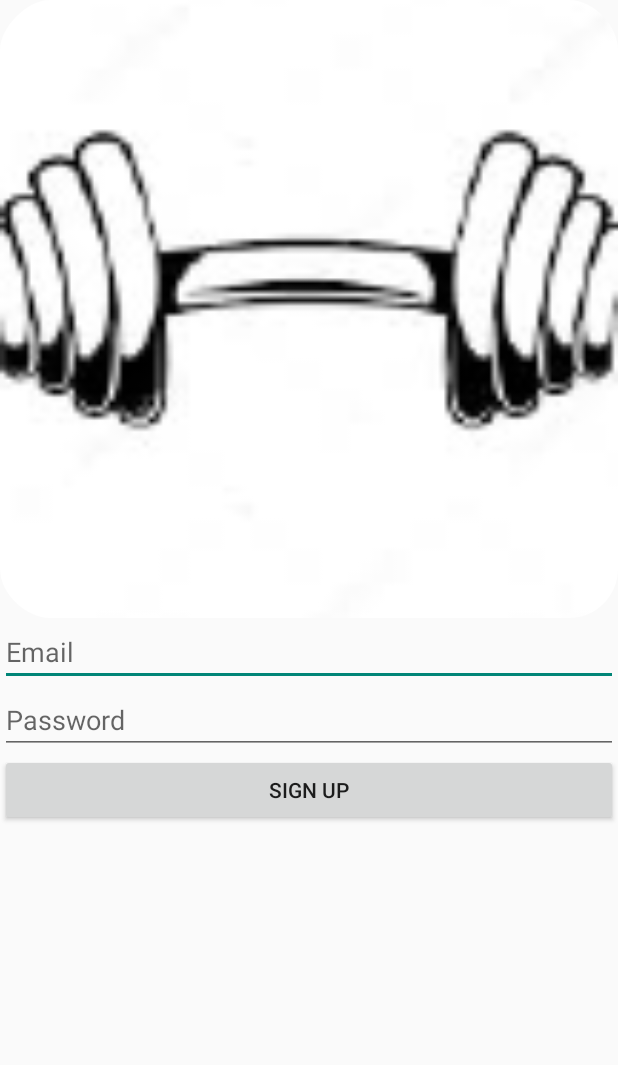
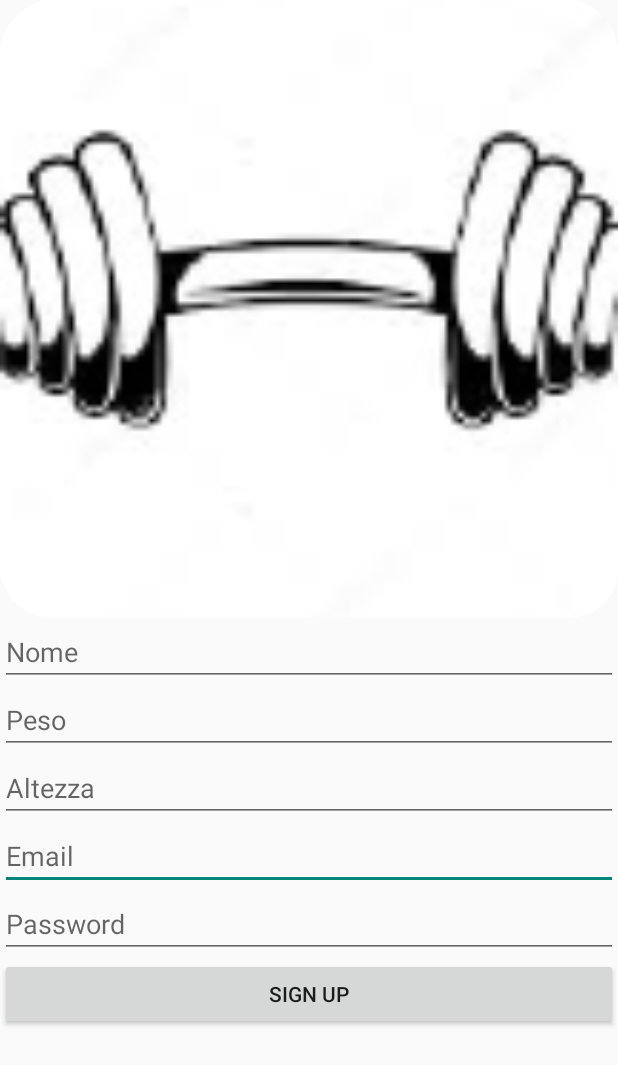
Before and after one commit to albertocancia/MyWorkouts, an Android app: the SignupActivity screen opened directly, with no data from a screen before it, on a phone screen of 412 x 824 dp. Shown: the top 1065 px of the screen. Run offline under Robolectric (Android 15) with nearby library versions, the phone set to English and light mode, and no system bars; our stand-ins replace Firebase (no records; nobody signed in at launch, a user with empty details on screens opened directly).

Commit message:
Signup con nome e peso, dati utenti firestore

```diff
--- a/app/src/main/java/com/example/bodybuilding/SignupActivity.java
+++ b/app/src/main/java/com/example/bodybuilding/SignupActivity.java
@@ -16,14 +16,22 @@ import com.google.android.gms.tasks.Task;
 import com.google.firebase.auth.AuthResult;
 import com.google.firebase.auth.FirebaseAuth;
 import com.google.firebase.auth.FirebaseUser;
+import com.google.firebase.firestore.CollectionReference;
+import com.google.firebase.firestore.FirebaseFirestore;
 
 public class SignupActivity extends AppCompatActivity {
     private static final String TAG = "MyActivity";
     protected EditText passwordEditText;
     protected EditText emailEditText;
+    protected EditText pesoEditText;
+    protected EditText nomeEditText;
+    protected EditText altezzaEditText;
     protected Button signUpButton;
     private FirebaseAuth mFirebaseAuth;
-
+    private String nome;
+    private int peso;
+    private int altezza;
+    FirebaseFirestore db = FirebaseFirestore.getInstance();
     @Override
     protected void onCreate(Bundle savedInstanceState) {
         super.onCreate(savedInstanceState);
@@ -32,14 +40,21 @@ public class SignupActivity extends AppCompatActivity {
         mFirebaseAuth = FirebaseAuth.getInstance();
         passwordEditText = (EditText) findViewById(R.id.passwordField);
         emailEditText = (EditText) findViewById(R.id.emailField);
+        pesoEditText = (EditText) findViewById(R.id.txtPeso);
+        altezzaEditText = (EditText) findViewById(R.id.txtAltezza);
+        nomeEditText = (EditText) findViewById(R.id.txtNome);
         signUpButton = (Button) findViewById(R.id.signupButton);
         signUpButton.setOnClickListener(new View.OnClickListener() {
             @Override
             public void onClick(View v) {
                 String password = passwordEditText.getText().toString();
                 String email = emailEditText.getText().toString();
+                nome = nomeEditText.getText().toString();
+                peso = Integer.parseInt(pesoEditText.getText().toString().trim());
+                altezza = Integer.parseInt(altezzaEditText.getText().toString().trim());
                 password = password.trim();
                 email = email.trim();
+
 
                 if (password.isEmpty() || email.isEmpty()) {
                     AlertDialog.Builder builder = new AlertDialog.Builder(SignupActivity.this);
@@ -52,6 +67,10 @@ public class SignupActivity extends AppCompatActivity {
                         public void onComplete(Task<AuthResult> task) {
                             if (task.isSuccessful()) {
                                 Intent intent = new Intent(SignupActivity.this, MainActivity.class);
+                                FirebaseUser user = mFirebaseAuth.getCurrentUser();
+                                CollectionReference cr = db.collection("Utenti");
+                                User utente = new User(nome,peso,altezza);
+                                cr.document(user.getUid()).set(utente);
                                 intent.addFlags(Intent.FLAG_ACTIVITY_NEW_TASK);
                                 intent.addFlags(Intent.FLAG_ACTIVITY_CLEAR_TASK);
                                 startActivity(intent);
@@ -63,6 +82,7 @@ public class SignupActivity extends AppCompatActivity {
                             }
                         }
                     });
+
                 }
             }
         });
--- a/app/src/main/res/layout/activity_signup.xml
+++ b/app/src/main/res/layout/activity_signup.xml
@@ -9,6 +9,27 @@
         android:scaleType="fitStart"
         android:adjustViewBounds="true"
         android:src="@mipmap/ic_launcher" />
+    <EditText
+        android:id="@+id/txtNome"
+        android:layout_width="match_parent"
+        android:layout_height="wrap_content"
+        android:ems="10"
+        android:inputType="textPersonName"
+        android:hint="Nome" />
+    <EditText
+        android:id="@+id/txtPeso"
+        android:layout_width="match_parent"
+        android:layout_height="wrap_content"
+        android:ems="10"
+        android:inputType="text|number"
+        android:hint="Peso" />
+    <EditText
+        android:id="@+id/txtAltezza"
+        android:layout_width="match_parent"
+        android:layout_height="wrap_content"
+        android:ems="10"
+        android:inputType="text|number"
+        android:hint="Altezza" />
     <EditText
         android:id="@+id/emailField"
         android:layout_width="match_parent"
```
Also changed, not shown: app/src/main/java/com/example/bodybuilding/User.java (+8 -7 lines).
